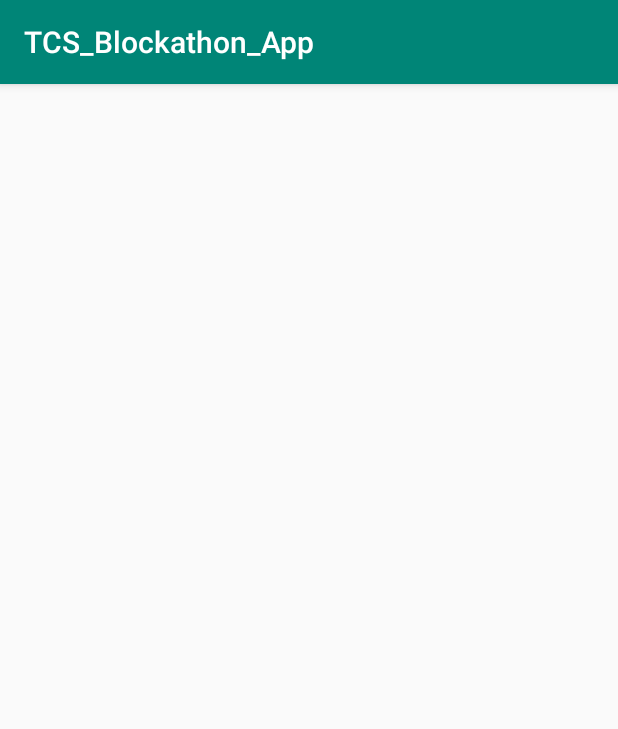
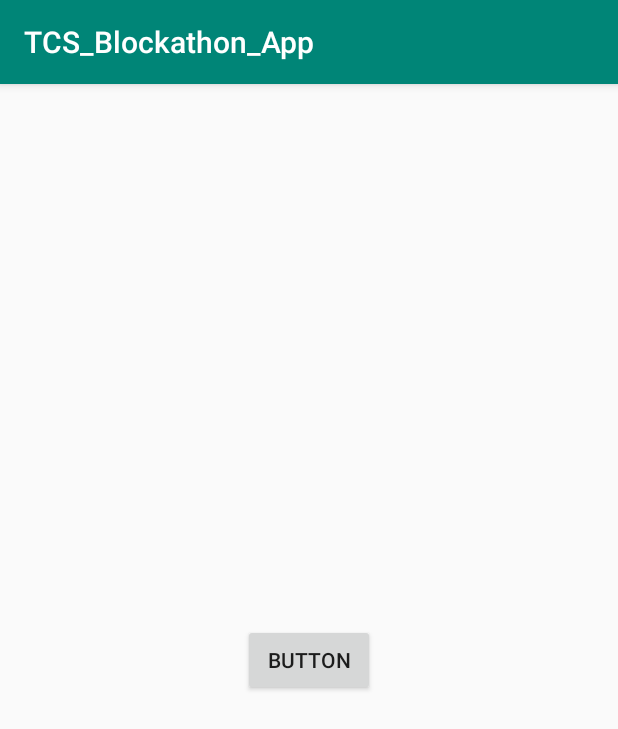
Before and after one commit to josephv7/TCS_Blockathon_2018, an Android app: the ShareRecord screen opened directly, with no data from a screen before it, on a phone screen of 412 x 824 dp. Shown: the top 729 px of the screen. Run offline under Robolectric (Android 15) with nearby library versions, the phone set to English and light mode, and no system bars.

```diff
--- a/TCS_Blockathon_App/app/src/main/AndroidManifest.xml
+++ b/TCS_Blockathon_App/app/src/main/AndroidManifest.xml
@@ -43,7 +43,7 @@
             android:name="com.journeyapps.barcodescanner.CaptureActivity"
             android:screenOrientation="portrait"
             tools:replace="screenOrientation" />
-        <activity android:name=".ShareRecord"></activity>
+        <activity android:name=".ShareRecord" />
     </application>
 
 </manifest>
--- a/TCS_Blockathon_App/app/src/main/java/com/knights/blockathonapp/Api.java
+++ b/TCS_Blockathon_App/app/src/main/java/com/knights/blockathonapp/Api.java
@@ -6,7 +6,10 @@ import java.util.List;
 
 import okhttp3.ResponseBody;
 import retrofit2.Call;
+import retrofit2.http.Field;
+import retrofit2.http.FormUrlEncoded;
 import retrofit2.http.GET;
+import retrofit2.http.POST;
 import retrofit2.http.Path;
 import retrofit2.http.Query;
 
@@ -23,4 +26,9 @@ public interface Api
     @GET("/api/queries/ListByPatient")
     Call<List<RecordDocument>> getRecord(@Query(value = "id",encoded = true) String id);
 
+    @POST("/api/ShareDoctor")
+    @FormUrlEncoded
+    Call<List<DoctorPost>> setDoctor(@Field("newDoctorId") String doc_id,
+                        @Field("asset") String asset);
+
 }
--- a/TCS_Blockathon_App/app/src/main/java/com/knights/blockathonapp/Login.java
+++ b/TCS_Blockathon_App/app/src/main/java/com/knights/blockathonapp/Login.java
@@ -56,7 +56,7 @@ public class Login extends AppCompatActivity {
 
                                Intent homeIntent = new Intent(Login.this, Home.class);
                                startActivity(homeIntent);
-//                               finish();
+                               finish();
 
 //                               TODO add other false condition checkings and proper messages
                            }
--- a/TCS_Blockathon_App/app/src/main/java/com/knights/blockathonapp/ShareRecord.java
+++ b/TCS_Blockathon_App/app/src/main/java/com/knights/blockathonapp/ShareRecord.java
@@ -1,18 +1,87 @@
 package com.knights.blockathonapp;
 
 import android.content.Intent;
+import android.content.SharedPreferences;
 import android.support.v7.app.AppCompatActivity;
 import android.os.Bundle;
+import android.util.Log;
+import android.view.View;
+import android.widget.Button;
+import android.widget.Toast;
+
+import java.util.List;
+
+import retrofit2.Call;
+import retrofit2.Callback;
+import retrofit2.Response;
+import retrofit2.Retrofit;
+import retrofit2.converter.gson.GsonConverterFactory;
 
 public class ShareRecord extends AppCompatActivity {
+
+
+
 
     @Override
     protected void onCreate(Bundle savedInstanceState) {
         super.onCreate(savedInstanceState);
         setContentView(R.layout.activity_share_record);
+        SharedPreferences pref = getSharedPreferences("MyPref",MODE_PRIVATE);
 
         Intent doctorGetIntent = getIntent();
         String doctorId = doctorGetIntent.getStringExtra("doctorId");
 
+        final String id = pref.getString("username","0");
+        final String recordID = pref.getString("recordID","0");
+        Log.d("hiii",id);
+
+
+        Button btn=(Button)findViewById(R.id.button);
+        btn.setOnClickListener(new View.OnClickListener() {
+            @Override
+            public void onClick(View v) {
+                Retrofit retrofit = new Retrofit.Builder()
+                        .baseUrl(Api.BASE_URL)
+                        .addConverterFactory(GsonConverterFactory.create()) //Here we are using the GsonConverterFactory to directly convert json data to object
+                        .build();
+
+                Api api = retrofit.create(Api.class);
+
+                Call<List<DoctorPost>> call = api.setDoctor(id,"resource:org.example.basic.MedicalRecord#"+recordID);
+
+
+                call.enqueue(new Callback<List<DoctorPost>>() {
+                    @Override
+                    public void onResponse(Call<List<DoctorPost>> caldl, Response<List<DoctorPost>> response) {
+
+                        ////Implement the firebase fetching
+                        Log.d("response",response.toString());
+                        List<DoctorPost> docs = response.body();
+                        SharedPreferences pref=getSharedPreferences("MyPref",MODE_PRIVATE);
+                        SharedPreferences.Editor editpref=pref.edit();
+                      //  editpref.putString("recordID",docs.get(0).doctorID);
+                      //  editpref.putString("asset",docs.get(0).doctorID);
+                        editpref.commit();
+
+                        Toast.makeText(getApplicationContext(), docs.get(0).doctorID, Toast.LENGTH_SHORT).show();
+//                Intent intent=new Intent(Home.this,DocumentFetch.class);
+//                        homeIntent.putExtra("doc_id",docs.get(0).recordID);
+  //                      Toast.makeText(Home.this, "User Record Fetched", Toast.LENGTH_SHORT).show();
+//                startActivity(intent);
+//                finish();
+
+
+                    }
+
+                    @Override
+                    public void onFailure(Call<List<DoctorPost>> call, Throwable t) {
+
+                        Toast.makeText(getApplicationContext(), t.getMessage(), Toast.LENGTH_SHORT).show();
+                    }
+                });
+
+            }
+        });
+
     }
 }
--- a/TCS_Blockathon_App/app/src/main/res/layout/activity_share_record.xml
+++ b/TCS_Blockathon_App/app/src/main/res/layout/activity_share_record.xml
@@ -6,4 +6,17 @@
     android:layout_height="match_parent"
     tools:context=".ShareRecord">
 
+    <Button
+        android:id="@+id/button"
+        android:layout_width="wrap_content"
+        android:layout_height="wrap_content"
+        android:layout_marginStart="8dp"
+        android:layout_marginTop="8dp"
+        android:layout_marginEnd="8dp"
+        android:layout_marginBottom="8dp"
+        android:text="Button"
+        app:layout_constraintBottom_toBottomOf="parent"
+        app:layout_constraintEnd_toEndOf="parent"
+        app:layout_constraintStart_toStartOf="parent"
+        app:layout_constraintTop_toTopOf="parent" />
 </android.support.constraint.ConstraintLayout>
```
Also changed, not shown: TCS_Blockathon_App/app/src/main/java/com/knights/blockathonapp/DoctorPost.java (added, +14 -0 lines), TCS_Blockathon_App/app/src/main/java/com/knights/blockathonapp/Home.java (+9 -3 lines).
